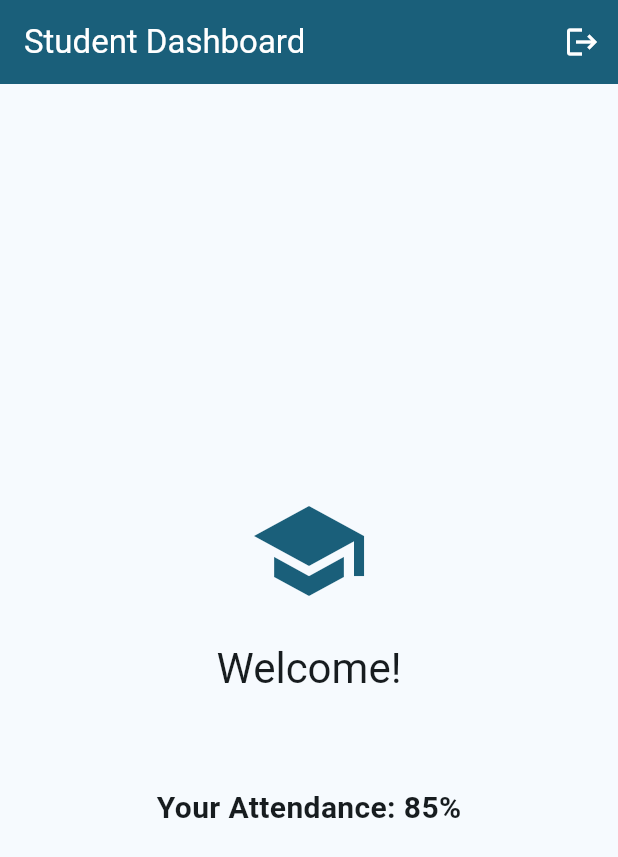
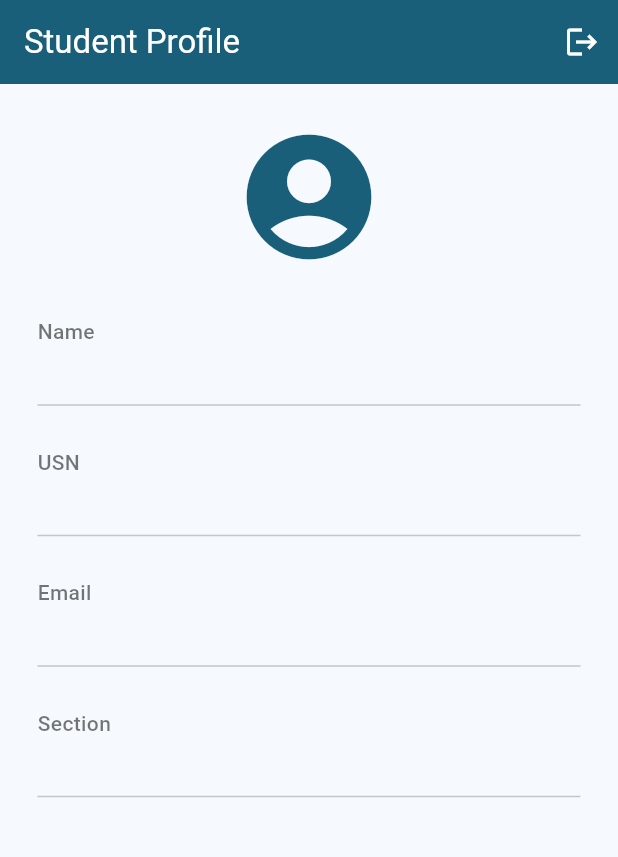
Before and after one commit to Suprabh07/AMS, a Flutter app: the screen it shows once a user with an empty profile is signed in, on a phone screen of 412 x 824 dp. Shown: the top 857 px of the screen. Run offline on Flutter 3.47's test engine with Material 3 defaults, Android fonts, the phone set to English and light mode, and no system bars; our stand-ins replace cloud_firestore, firebase_auth, firebase_core; accounts and stored records are empty; generated files the repository leaves out were written again.

Commit message:
Student Dashboard Updated

```diff
--- a/lib/student_dashboard.dart
+++ b/lib/student_dashboard.dart
@@ -1,5 +1,6 @@
 import 'package:flutter/material.dart';
 import 'package:firebase_auth/firebase_auth.dart';
+import 'package:cloud_firestore/cloud_firestore.dart';
 
 class StudentDashboard extends StatelessWidget {
   const StudentDashboard({super.key});
@@ -10,7 +11,7 @@ class StudentDashboard extends StatelessWidget {
 
     return Scaffold(
       appBar: AppBar(
-        title: const Text('Student Dashboard'),
+        title: const Text('Student Profile'),
         backgroundColor: const Color(0xFF1A5F7A),
         foregroundColor: Colors.white,
         actions: [
@@ -18,29 +19,72 @@ class StudentDashboard extends StatelessWidget {
             icon: const Icon(Icons.logout),
             onPressed: () async {
               await FirebaseAuth.instance.signOut();
-              if (context.mounted) Navigator.pushReplacementNamed(context, '/login');
             },
           ),
         ],
       ),
-      body: Center(
-        child: Column(
-          mainAxisAlignment: MainAxisAlignment.center,
-          children: [
-            const Icon(Icons.school, size: 80, color: Color(0xFF1A5F7A)),
-            const SizedBox(height: 20),
-            Text(
-              'Welcome!',
-              style: Theme.of(context).textTheme.headlineMedium,
+      body: FutureBuilder<QuerySnapshot>(
+        future: FirebaseFirestore.instance
+            .collection('students')
+            .where('email', isEqualTo: user?.email)
+            .limit(1)
+            .get(),
+        builder: (context, snapshot) {
+          if (snapshot.connectionState == ConnectionState.waiting) {
+            return const Center(child: CircularProgressIndicator());
+          }
+          if (snapshot.hasError || !snapshot.hasData || snapshot.data!.docs.isEmpty) {
+            return const Center(child: Text("Error loading profile"));
+          }
+
+          var userData = snapshot.data!.docs.first.data() as Map<String, dynamic>;
+
+          return SingleChildScrollView(
+            padding: const EdgeInsets.all(25.0),
+            child: Column(
+              crossAxisAlignment: CrossAxisAlignment.start,
+              children: [
+                const Center(
+                  child: Icon(Icons.account_circle, size: 100, color: Color(0xFF1A5F7A)),
+                ),
+                const SizedBox(height: 30),
+                _infoSection("Name", userData['name'] ?? 'N/A'),
+                _infoSection("USN", userData['usn'] ?? 'N/A'),
+                _infoSection("Email", userData['email'] ?? 'N/A'),
+                _infoSection("Section", userData['section'] ?? 'N/A'),
+              ],
             ),
-            Text(
-              user?.email ?? 'No Email Found',
-              style: const TextStyle(color: Colors.grey),
+          );
+        },
+      ),
+    );
+  }
+
+  Widget _infoSection(String label, String value) {
+    return Padding(
+      padding: const EdgeInsets.only(bottom: 20.0),
+      child: Column(
+        crossAxisAlignment: CrossAxisAlignment.start,
+        children: [
+          Text(
+            label,
+            style: const TextStyle(
+              fontSize: 14,
+              color: Colors.black54,
+              fontWeight: FontWeight.w500,
             ),
-            const SizedBox(height: 40),
-            const Text('Your Attendance: 85%', style: TextStyle(fontSize: 20, fontWeight: FontWeight.bold)),
-          ],
-        ),
+          ),
+          const SizedBox(height: 5),
+          Text(
+            value,
+            style: const TextStyle(
+              fontSize: 18,
+              fontWeight: FontWeight.bold,
+              color: Color(0xFF2C3E50),
+            ),
+          ),
+          const Divider(thickness: 1),
+        ],
       ),
     );
   }
```
